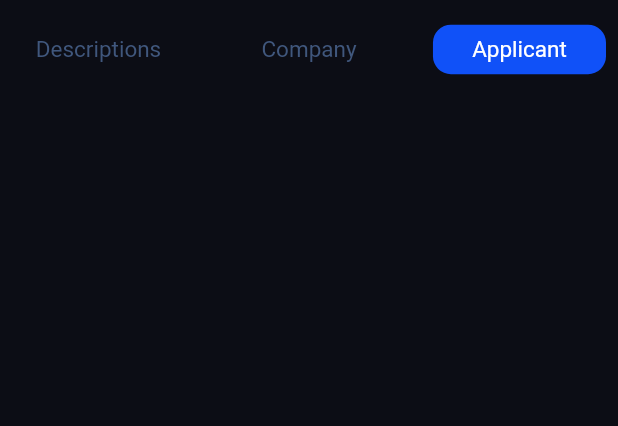
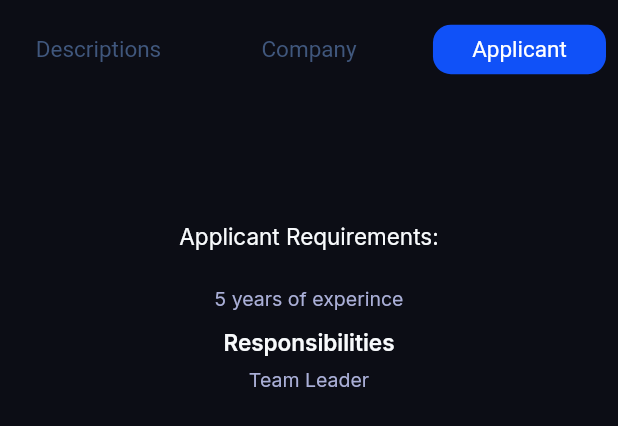
Before and after one commit to oakarakum/searching_app, a Flutter app: the DescriptionMenu widget shown alone on an empty page, opened directly, after a tap on "Company", after a tap on "Applicant", on a phone screen of 412 x 824 dp. Shown: the top 426 px of the screen. Run offline on Flutter 3.47's test engine with Material 2 defaults, Android fonts, the light colour scheme and no system bars; our stand-ins replace flutter_svg, google_fonts, responsive_sizer.

Commit message:
providersız menü

```diff
--- a/lib/features/descriptionmenu.dart
+++ b/lib/features/descriptionmenu.dart
@@ -26,7 +26,7 @@ class _DescriptionMenuState extends State<DescriptionMenu> {
             mainAxisAlignment: MainAxisAlignment.start,
             children: [
               Text(
-                descIndex == 0 ? "Job Description" : "",
+                descIndex == 0 ? "Job Description:" :  descIndex == 1 ? "Sector:" : descIndex == 2 ? "Applicant Requirements:" : "",
                 style:
                     GoogleFonts.inter(color: Color(0xffF8FAFC), fontSize: 15),
               ),
@@ -34,7 +34,7 @@ class _DescriptionMenuState extends State<DescriptionMenu> {
               Text(
                 descIndex == 0
                     ? "Ready to help unleash the power of teams across the\nglobe?\nWe're looking for a Product Designer to join our Cloud\nSecurity team. Jira Software, Jira Service Management,\nConfluence, and Bitbucket Data Center are Atlassian’s\non-premise offers used by our largest and most\ncomplex customers."
-                    : "",
+                    : descIndex == 1 ? "Programming" : descIndex == 2 ? "5 years of experince" : "",
                 style: GoogleFonts.inter(
                   fontSize: 13,
                   color: Color(0xffAAAFD7),
@@ -44,7 +44,7 @@ class _DescriptionMenuState extends State<DescriptionMenu> {
                 height: 12,
               ),
               Text(
-                descIndex == 0 ? "Responsibilities" : "",
+                descIndex == 0 ? "Responsibilities" : descIndex == 1 ? "Active Projects:" : descIndex == 2 ? "Responsibilities" : "" ,
                 style: GoogleFonts.inter(
                     fontSize: 15,
                     color: Color(0xffF8FAFC),
@@ -56,7 +56,7 @@ class _DescriptionMenuState extends State<DescriptionMenu> {
               Text(
                 descIndex == 0
                     ? "# Work on projects across all our Cloud products\n# Harness your product design skills to help\nstreamline the critical experience for our users."
-                    : "",
+                    : descIndex == 1 ? "Projects A" : descIndex == 2 ? "Team Leader" : "" ,
                 style:
                     GoogleFonts.inter(fontSize: 13, color: Color(0xffAAAFD7)),
               ),
@@ -68,6 +68,10 @@ class _DescriptionMenuState extends State<DescriptionMenu> {
   }
 
   Container descMenu() {
+    return descriptions();
+  }
+
+  Container descriptions() {
     return Container(
   height: 8.h,
   width: 100.w,
@@ -159,4 +163,6 @@ class _DescriptionMenuState extends State<DescriptionMenu> {
   ),
 );
   }
+
+
 }
--- a/lib/items.dart
+++ b/lib/items.dart
@@ -40,4 +40,28 @@ class Items with ChangeNotifier {
       "jobtype": "Remote",
     },
   ];
+
+  List detailmenus = [
+    {
+      "menuname": "Description",
+      "firstHeader": "Job Descriptions:",
+      "firstHeaderContent":"Ready to help unleash the power of teams across the\nglobe?\nWe're looking for a Product Designer to join our Cloud\nSecurity team. Jira Software, Jira Service Management,\nConfluence, and Bitbucket Data Center are Atlassian’s\non-premise offers used by our largest and most\ncomplex customers.",
+      "secondHeader": "Responsibilities:",
+      "secondHeaderContent":"# Work on projects across all our Cloud products\n# Harness your product design skills to help\nstreamline the critical experience for our users."
+    },
+    {
+      "menuname": "Company",
+      "firstHeader": "Sector",
+      "firstHeaderContent": "Programming",
+      "secondHeader": "Active Projects:",
+      "secondHeaderContent": "Projects A"
+    },
+    {
+      "menuname": "Applicant",
+      "firstHeader": "Applicant Requirements:",
+      "firstHeaderContent": "5 years of experince",
+      "secondHeader": "Responsibilities:",
+      "secondHeaderContent": "Team Leader"
+    },
+  ];
 }
```
Lines whose indentation alone changed are shown as unchanged.
